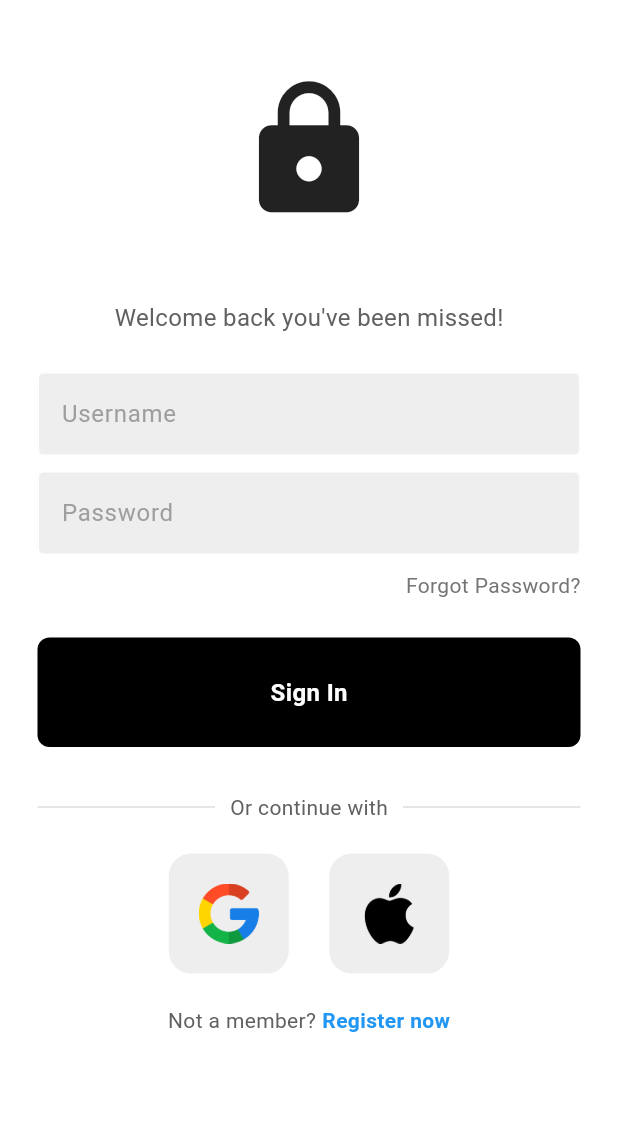
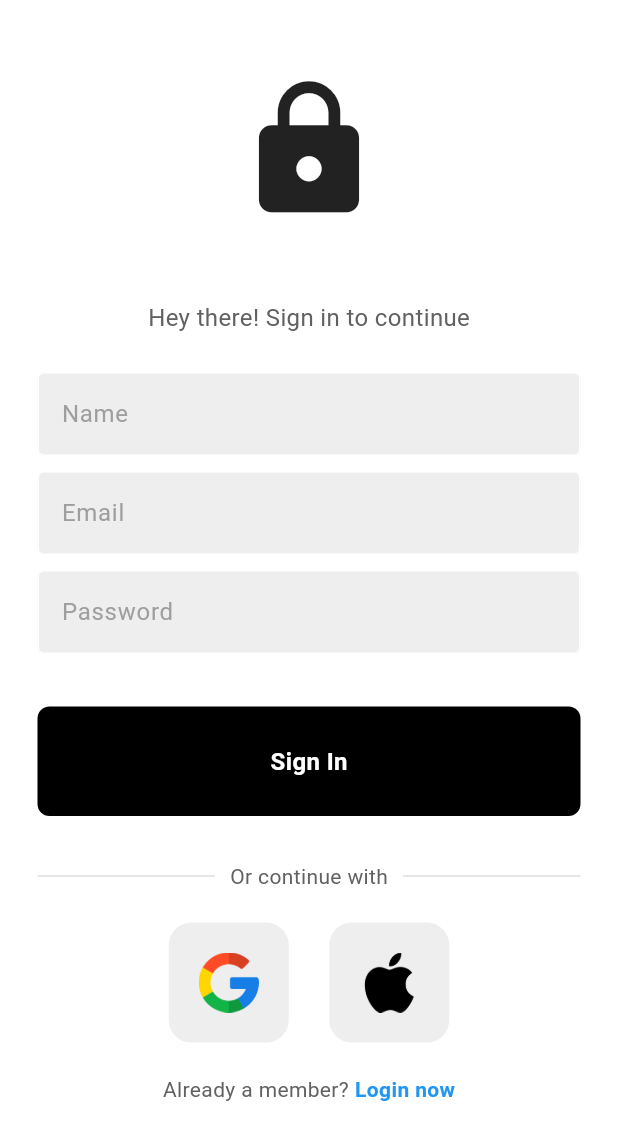
Before and after one commit to manthan-chauhan-17/MindCare, a Flutter app: the screen it shows after launch, after a tap on "Let us help you", on a phone screen of 412 x 824 dp. Shown: the top 1140 px of the screen. Run offline on Flutter 3.47's test engine with Material 3 defaults, Android fonts, the phone set to English and light mode, and no system bars; our stand-ins replace audio_video_progress_bar, firebase_auth, firebase_core, flutter_bloc, google_fonts, just_audio; accounts and stored records are empty; network calls fail.

```diff
--- /dev/null
+++ b/devtools_options.yaml
@@ -0,0 +1,3 @@
+description: This file stores settings for Dart & Flutter DevTools.
+documentation: https://docs.flutter.dev/tools/devtools/extensions#configure-extension-enablement-states
+extensions:
--- a/lib/screens/loginPage/login_page.dart
+++ b/lib/features/auth/presentation/pages/singup_page.dart
@@ -1,28 +1,44 @@
 import 'package:flutter/material.dart';
+import 'package:mind_care/features/auth/presentation/pages/login_page.dart';
 import 'package:mind_care/screens/homePage/home_page.dart';
-import 'package:mind_care/screens/loginPage/widgets/my_button.dart';
-import 'package:mind_care/screens/loginPage/widgets/my_textfield.dart';
-import 'package:mind_care/screens/loginPage/widgets/square_tile.dart';
+import 'package:mind_care/features/auth/presentation/widgets/my_button.dart';
+import 'package:mind_care/features/auth/presentation/widgets/my_textfield.dart';
+import 'package:mind_care/features/auth/presentation/widgets/square_tile.dart';
 import 'package:mind_care/theme.dart';
+import 'package:firebase_auth/firebase_auth.dart';
 
-class LoginPage extends StatelessWidget {
-  LoginPage({super.key});
+class SingupPage extends StatelessWidget {
+  SingupPage({super.key});
 
   // text editing controllers
-  final usernameController = TextEditingController();
+  final emailController = TextEditingController();
   final passwordController = TextEditingController();
+  final nameController = TextEditingController();
 
   @override
   Widget build(BuildContext context) {
-    // sign user in method
-    void signUserIn() {
-      if (usernameController.text == 'admin' &&
-          passwordController.text == 'admin') {
+    // ignore: body_might_complete_normally_nullable
+    Future<User?> signUserIn(String email, String password, String name) async {
+      try {
+        UserCredential userCredential =
+            await FirebaseAuth.instance.createUserWithEmailAndPassword(
+          email: email,
+          password: password,
+        );
+        if (userCredential.user != null) {
+          // Navigate to HomePage if sign-up is successful
           Navigator.push(
             context,
             MaterialPageRoute(
-            builder: (context) => HomePage(),
-          ),
+                builder: (context) => HomePage(
+                      name: name,
+                    )),
+          );
+        }
+      } catch (e) {
+        print('Sign up Error : $e');
+        ScaffoldMessenger.of(context).showSnackBar(
+          SnackBar(content: Text('Sign-up Error: ${e.toString()}')),
         );
       }
     }
@@ -47,7 +63,7 @@ class LoginPage extends StatelessWidget {
 
                 // welcome back, you've been missed!
                 Text(
-                  'Welcome back you\'ve been missed!',
+                  'Hey there! Sign in to continue',
                   style: TextStyle(
                     color: Colors.grey[700],
                     fontSize: 16,
@@ -56,10 +72,16 @@ class LoginPage extends StatelessWidget {
 
                 const SizedBox(height: 25),
 
+                MyTextField(
+                    controller: nameController,
+                    hintText: 'Name',
+                    obscureText: false),
+
+                const SizedBox(height: 10),
                 // username textfield
                 MyTextField(
-                  controller: usernameController,
-                  hintText: 'Username',
+                  controller: emailController,
+                  hintText: 'Email',
                   obscureText: false,
                 ),
 
@@ -73,26 +95,14 @@ class LoginPage extends StatelessWidget {
                 ),
 
                 const SizedBox(height: 10),
-
-                // forgot password?
-                Padding(
-                  padding: const EdgeInsets.symmetric(horizontal: 25.0),
-                  child: Row(
-                    mainAxisAlignment: MainAxisAlignment.end,
-                    children: [
-                      Text(
-                        'Forgot Password?',
-                        style: TextStyle(color: Colors.grey[600]),
-                      ),
-                    ],
-                  ),
-                ),
-
                 const SizedBox(height: 25),
 
                 // sign in button
                 MyButton(
-                  onTap: signUserIn,
+                  onTap: () {
+                    signUserIn(emailController.text, passwordController.text,
+                        nameController.text);
+                  },
                 ),
 
                 const SizedBox(height: 30),
@@ -148,15 +158,27 @@ class LoginPage extends StatelessWidget {
                   mainAxisAlignment: MainAxisAlignment.center,
                   children: [
                     Text(
-                      'Not a member?',
+                      'Already a member?',
                       style: TextStyle(color: Colors.grey[700]),
                     ),
                     const SizedBox(width: 4),
-                    const Text(
-                      'Register now',
+                    GestureDetector(
+                      onTap: () {
+                        Navigator.push(
+                          context,
+                          MaterialPageRoute(
+                            builder: (context) => LoginPage(
+                              name: nameController.text,
+                            ),
+                          ),
+                        );
+                      },
+                      child: const Text(
+                        'Login now',
                         style: TextStyle(
                           color: Colors.blue,
                           fontWeight: FontWeight.bold,
+                        ),
                       ),
                     ),
                   ],
--- a/lib/features/meditation/presentation/pages/meditation_screen.dart
+++ b/lib/features/meditation/presentation/pages/meditation_screen.dart
@@ -10,15 +10,18 @@ import 'package:mind_care/features/meditation/presentation/widgets/task_card.dar
 import 'package:mind_care/theme.dart';
 
 class MeditationScreen extends StatelessWidget {
-  const MeditationScreen({super.key});
-
+  const MeditationScreen({super.key, required this.name});
+  final String name;
   @override
   Widget build(BuildContext context) {
     return Scaffold(
       appBar: AppBar(
         backgroundColor: DefaultColors.white,
         elevation: 0,
-        leading: Image.asset("assets/images/menu_burger.png"),
+        title: Text(
+          "MindCare",
+          style: AppTheme.lightTheme.textTheme.bodyLarge,
+        ),
         actions: const [
           CircleAvatar(
             backgroundImage: AssetImage("assets/images/profile.png"),
@@ -35,7 +38,7 @@ class MeditationScreen extends StatelessWidget {
           child: Column(
             crossAxisAlignment: CrossAxisAlignment.start,
             children: [
-              Text('Welcome back, Sabrina!',
+              Text('Welcome back, $name!',
                   style: Theme.of(context).textTheme.titleLarge),
               SizedBox(
                 height: 32,
--- a/lib/features/music/data/datasources/song_remote_datasource.dart
+++ b/lib/features/music/data/datasources/song_remote_datasource.dart
@@ -1,4 +1,5 @@
 import 'dart:convert';
+// ignore: unused_import
 import 'dart:io';
 
 import 'package:http/http.dart' as http;
--- a/lib/main.dart
+++ b/lib/main.dart
@@ -1,3 +1,5 @@
+import 'dart:io';
+import 'package:firebase_core/firebase_core.dart';
 import 'package:flutter/material.dart';
 import 'package:flutter_bloc/flutter_bloc.dart';
 import 'package:mind_care/features/meditation/data/datasources/meditation_remote_datasource.dart';
@@ -16,7 +18,19 @@ import 'package:mind_care/features/music/presentation/bloc/song_event.dart';
 import 'package:mind_care/screens/bottomNavBar/bloc/navigation_bloc.dart';
 import 'package:mind_care/screens/onboarding.dart';
 
-void main() {
+void main() async {
+  WidgetsFlutterBinding.ensureInitialized();
+  Platform.isAndroid
+      ? await Firebase.initializeApp(
+          options: FirebaseOptions(
+            apiKey: "AIzaSyBsNnN1QMy8Gzqxygdcy8FtB05h-RT1U2M",
+            appId: "1:94658311849:android:3a28222d057f04aa0e5bb8",
+            messagingSenderId: "94658311849",
+            projectId: "mindcare-da22c",
+            storageBucket: "mindcare-da22c.appspot.com",
+          ),
+        )
+      : Firebase.initializeApp();
   runApp(const MyApp());
 }
 
--- a/lib/screens/homePage/home_page.dart
+++ b/lib/screens/homePage/home_page.dart
@@ -7,13 +7,17 @@ import 'package:mind_care/screens/bottomNavBar/bloc/navigation_state.dart';
 import 'package:mind_care/screens/bottomNavBar/widgets/bottom_nav_bar.dart';
 import 'package:mind_care/theme.dart';
 
+// ignore: must_be_immutable
 class HomePage extends StatelessWidget {
-  HomePage({super.key});
+  HomePage({super.key, required this.name}) {
+    pages = [
+      MeditationScreen(name: name),
+      Playlist(),
+    ];
+  }
+  final String name;
 
-  final List<Widget> pages = [
-    const MeditationScreen(),
-    Playlist(),
-  ];
+  late List<Widget> pages = [];
 
   BottomNavigationBarItem createBottomNavItem(
       {required String assetName,
--- a/lib/screens/onboarding.dart
+++ b/lib/screens/onboarding.dart
@@ -1,5 +1,5 @@
 import 'package:flutter/material.dart';
-import 'package:mind_care/screens/loginPage/login_page.dart';
+import 'package:mind_care/features/auth/presentation/pages/singup_page.dart';
 import 'package:mind_care/theme.dart';
 
 class Onboarding extends StatelessWidget {
@@ -39,7 +39,7 @@ class Onboarding extends StatelessWidget {
                     Navigator.push(
                       context,
                       MaterialPageRoute(
-                        builder: (context) => LoginPage(),
+                        builder: (context) => SingupPage(),
                       ),
                     );
                   },
--- a/pubspec.yaml
+++ b/pubspec.yaml
@@ -40,6 +40,8 @@ dependencies:
   audio_video_progress_bar: ^2.0.3
   http: ^1.2.2
   just_audio: ^0.9.40
+  firebase_core: ^3.6.0
+  firebase_auth: ^5.3.1
 
 dev_dependencies:
   flutter_test:
```
Also changed, not shown: lib/features/auth/presentation/pages/login_page.dart (added, +196 -0 lines), lib/features/auth/presentation/widgets/my_button.dart (renamed from lib/screens/loginPage/widgets/my_button.dart), lib/features/auth/presentation/widgets/my_textfield.dart (renamed from lib/screens/loginPage/widgets/my_textfield.dart), lib/features/auth/presentation/widgets/square_tile.dart (renamed from lib/screens/loginPage/widgets/square_tile.dart), pubspec.lock, 3 other files. Lines whose indentation alone changed are shown as unchanged.
